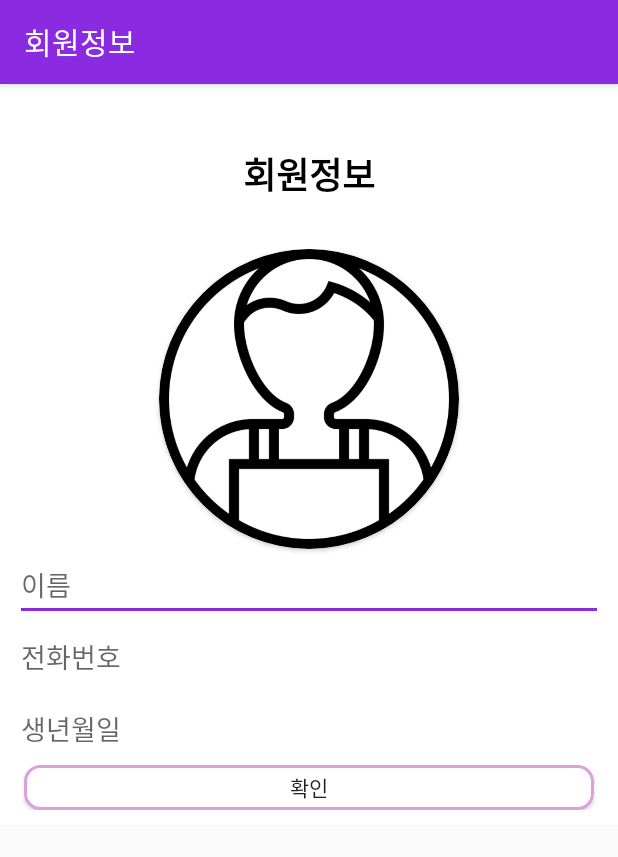
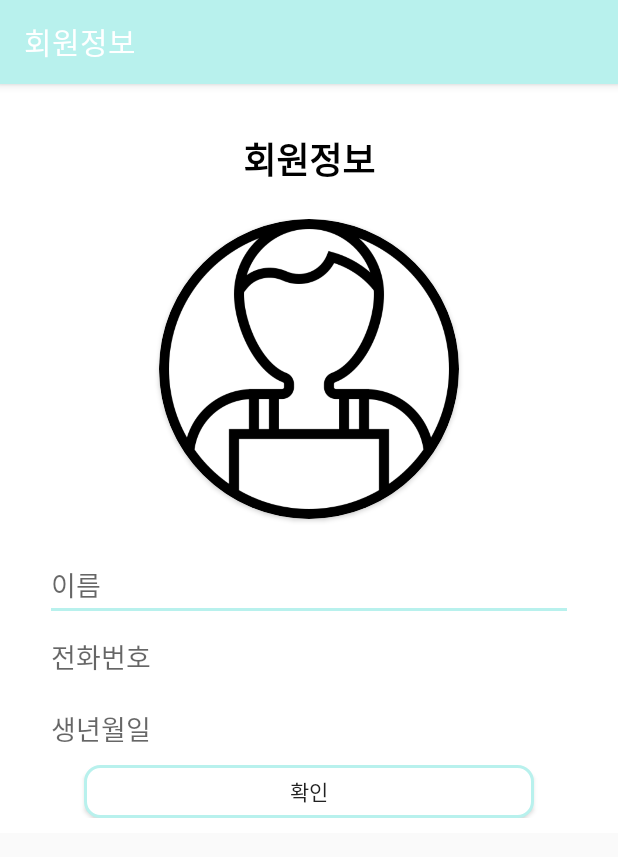
Before and after one commit to KimBoKyu/SNS_Project_FMW, an Android app: the MemberModifyActivity screen opened directly, with no data from a screen before it, on a phone screen of 412 x 824 dp. Shown: the top 857 px of the screen. Run offline under Robolectric (Android 15) with nearby library versions, the phone set to English and light mode, and no system bars; our stand-ins replace Firebase (no records; nobody signed in at launch, a user with empty details on screens opened directly); pictures from the network do not load.

Commit message:
05Sep2019_sujin

```diff
--- a/app/src/main/res/drawable/button_background.xml
+++ b/app/src/main/res/drawable/button_background.xml
@@ -8,5 +8,5 @@
         android:topLeftRadius="10dp"
         android:topRightRadius="10dp"></corners>
     <stroke android:width="2dp"
-        android:color="#DDA0DD"></stroke>
+        android:color="#b8f1ed"></stroke>
 </shape>
--- a/app/src/main/res/layout/activity_user_init.xml
+++ b/app/src/main/res/layout/activity_user_init.xml
@@ -24,7 +24,7 @@
             <TextView
                 android:id="@+id/textView"
                 android:layout_width="match_parent"
-                android:layout_height="100dp"
+                android:layout_height="80dp"
                 android:gravity="center"
                 android:text="회원정보"
                 android:textColor="#000000"
@@ -35,6 +35,8 @@
                 android:layout_width="match_parent"
                 android:layout_height="match_parent"
                 android:gravity="center_horizontal"
+                android:layout_marginRight="10dp"
+                android:layout_marginLeft="10dp"
                 android:orientation="vertical">
 
                 <androidx.cardview.widget.CardView
@@ -49,6 +51,15 @@
                         android:adjustViewBounds="true"
                         android:src="@drawable/user" />
                 </androidx.cardview.widget.CardView>
+
+                <LinearLayout
+                    android:layout_width="match_parent"
+                    android:layout_height="match_parent"
+                    android:gravity="center_horizontal"
+                    android:layout_marginLeft="10dp"
+                    android:layout_marginRight="10dp"
+                    android:layout_marginTop="20dp"
+                    android:orientation="vertical">
 
                 <EditText
                     android:id="@+id/nameEditText"
@@ -74,10 +85,12 @@
                     android:hint="생년월일"
                     android:inputType="date" />
 
+                </LinearLayout>
+
                 <Button
                     android:id="@+id/checkButton"
-                    android:layout_width="380dp"
-                    android:layout_height="30dp"
+                    android:layout_width="300dp"
+                    android:layout_height="35dp"
                     android:background="@drawable/button_background"
                     android:text="확인" />
 
--- a/app/src/main/res/values/styles.xml
+++ b/app/src/main/res/values/styles.xml
@@ -3,9 +3,9 @@
     <!-- Base application theme. -->
     <style name="AppTheme" parent="Theme.AppCompat.Light.NoActionBar">
         <!-- Customize your theme here. -->
-        <item name="colorPrimary">#8A2BE2</item>
-        <item name="colorPrimaryDark">#8A2BE2</item>
-        <item name="colorAccent">#8A2BE2</item>
+        <item name="colorPrimary">#b8f1ed</item>
+        <item name="colorPrimaryDark">#b8f1ed</item>
+        <item name="colorAccent">#b8f1ed</item>
         <item name="colorControlNormal">#ffffff</item>
 <!--        <item name="android:windowFullscreen">true</item>-->
 
```
Also changed, not shown: app/src/main/res/layout/activity_login.xml (+34 -11 lines), app/src/main/res/layout/activity_sign_up.xml (+9 -4 lines), app/src/main/res/layout/fragment_user_info.xml (+6 -8 lines).
